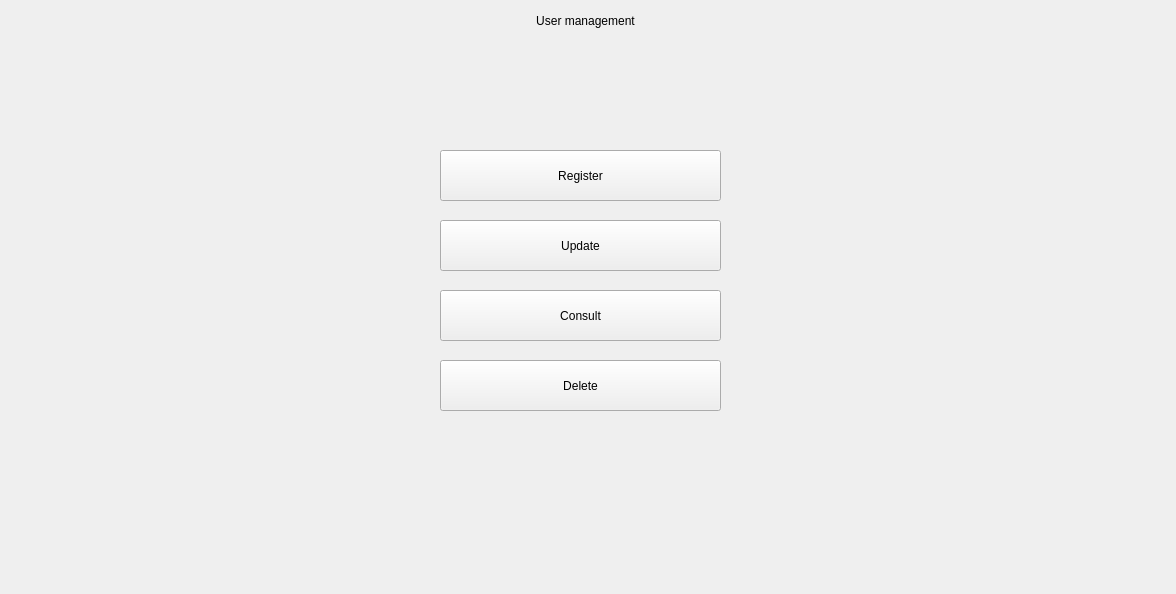
First picture: the form in src/views/managementUser/userManagement.ui, repository Jjat00/Deptherm-Inspection, before the edit.
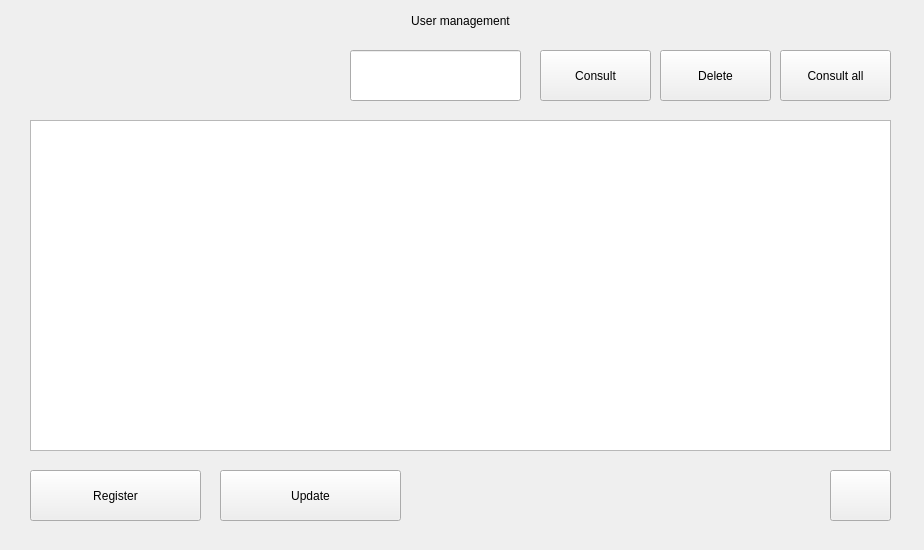
Second picture: the form after the edit.

Commit message: new user login

The edit to the form file:
```diff
--- a/src/views/managementUser/userManagement.ui
+++ b/src/views/managementUser/userManagement.ui
@@ -6,8 +6,8 @@
    <rect>
     <x>0</x>
     <y>0</y>
-    <width>1176</width>
-    <height>594</height>
+    <width>924</width>
+    <height>550</height>
    </rect>
   </property>
   <property name="windowTitle">
@@ -16,9 +16,9 @@
   <widget class="QPushButton" name="buttonRegisterUser">
    <property name="geometry">
     <rect>
-     <x>440</x>
-     <y>150</y>
-     <width>281</width>
+     <x>30</x>
+     <y>470</y>
+     <width>171</width>
      <height>51</height>
     </rect>
    </property>
@@ -29,9 +29,9 @@
   <widget class="QPushButton" name="buttonUpdateUser">
    <property name="geometry">
     <rect>
-     <x>440</x>
-     <y>220</y>
-     <width>281</width>
+     <x>220</x>
+     <y>470</y>
+     <width>181</width>
      <height>51</height>
     </rect>
    </property>
@@ -42,9 +42,9 @@
   <widget class="QPushButton" name="buttonDeleteUser">
    <property name="geometry">
     <rect>
-     <x>440</x>
-     <y>360</y>
-     <width>281</width>
+     <x>660</x>
+     <y>50</y>
+     <width>111</width>
      <height>51</height>
     </rect>
    </property>
@@ -55,9 +55,9 @@
   <widget class="QPushButton" name="buttonConsultUser">
    <property name="geometry">
     <rect>
-     <x>440</x>
-     <y>290</y>
-     <width>281</width>
+     <x>540</x>
+     <y>50</y>
+     <width>111</width>
      <height>51</height>
     </rect>
    </property>
@@ -70,7 +70,7 @@
     <rect>
      <x>-10</x>
      <y>0</y>
-     <width>1191</width>
+     <width>941</width>
      <height>41</height>
     </rect>
    </property>
@@ -84,8 +84,8 @@
   <widget class="QLabel" name="labelMessage">
    <property name="geometry">
     <rect>
-     <x>380</x>
-     <y>480</y>
+     <x>410</x>
+     <y>470</y>
      <width>401</width>
      <height>41</height>
     </rect>
@@ -97,6 +97,52 @@
     <set>Qt::AlignCenter</set>
    </property>
   </widget>
+  <widget class="QTableWidget" name="tableWidgetUsers">
+   <property name="geometry">
+    <rect>
+     <x>30</x>
+     <y>120</y>
+     <width>861</width>
+     <height>331</height>
+    </rect>
+   </property>
+  </widget>
+  <widget class="QLineEdit" name="lineEditID">
+   <property name="geometry">
+    <rect>
+     <x>350</x>
+     <y>50</y>
+     <width>171</width>
+     <height>51</height>
+    </rect>
+   </property>
+  </widget>
+  <widget class="QPushButton" name="buttonConsultAll">
+   <property name="geometry">
+    <rect>
+     <x>780</x>
+     <y>50</y>
+     <width>111</width>
+     <height>51</height>
+    </rect>
+   </property>
+   <property name="text">
+    <string>Consult all</string>
+   </property>
+  </widget>
+  <widget class="QPushButton" name="pushButtonLogout">
+   <property name="geometry">
+    <rect>
+     <x>830</x>
+     <y>470</y>
+     <width>61</width>
+     <height>51</height>
+    </rect>
+   </property>
+   <property name="text">
+    <string/>
+   </property>
+  </widget>
  </widget>
  <resources/>
  <connections/>
```
The commit also changes 14 other files.
